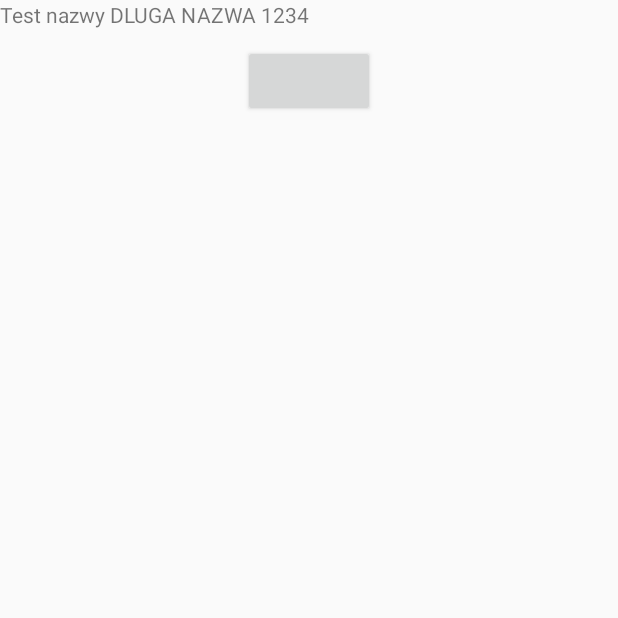
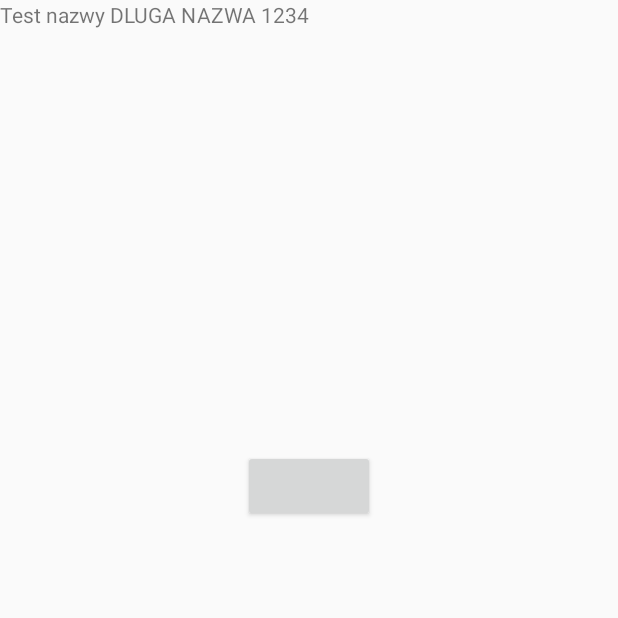
Before and after one commit to tomaszgarbus/eventick, an Android app: the fragment UserInfoFragment shown on its own in the app's theme, on a phone screen of 412 x 824 dp, the top half of it. Run offline under Robolectric (Android 15) with nearby library versions, the phone set to English and light mode, and no system bars; libraries missing offline, so code that uses them is left out: com.facebook, com.facebook.login; plain views replace LoginButton; 2 statements that could not run were skipped.

Commit message:
layout better is

```diff
--- a/MobileApp/app/src/main/res/layout/fragment_event.xml
+++ b/MobileApp/app/src/main/res/layout/fragment_event.xml
@@ -43,7 +43,8 @@
         android:layout_alignParentRight="true"
         android:layout_alignParentTop="true"
         android:layout_marginRight="11dp"
-        android:layout_marginTop="11dp" />
+        android:layout_marginTop="11dp"
+        android:maxLength="40"/>
 
     <TextView
         android:id="@+id/date"
--- a/MobileApp/app/src/main/res/layout/fragment_user_info.xml
+++ b/MobileApp/app/src/main/res/layout/fragment_user_info.xml
@@ -5,11 +5,11 @@
     tools:context="hackaton.waw.eventnotifier.user.UserInfoFragment">
 
     <com.facebook.login.widget.LoginButton
+        android:layout_marginTop="300dp"
         android:id="@+id/login_button"
         android:layout_width="wrap_content"
         android:layout_height="wrap_content"
         android:layout_gravity="center_horizontal"
-        android:layout_marginTop="30dp"
         android:layout_marginBottom="30dp" />
 
 
```
